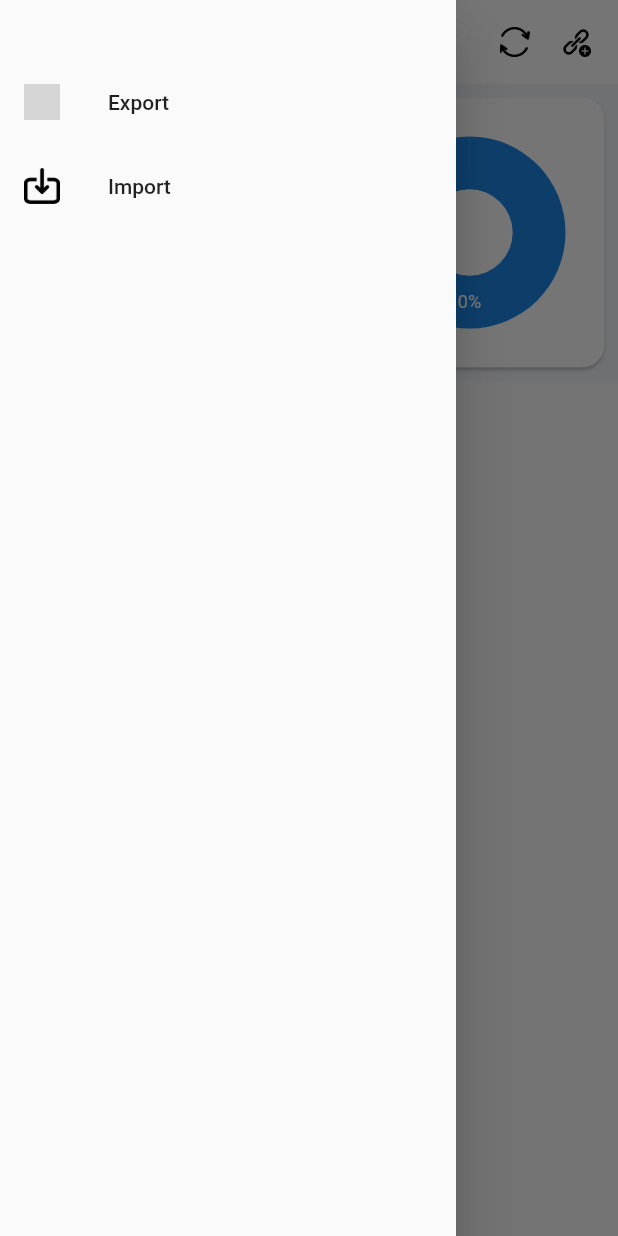
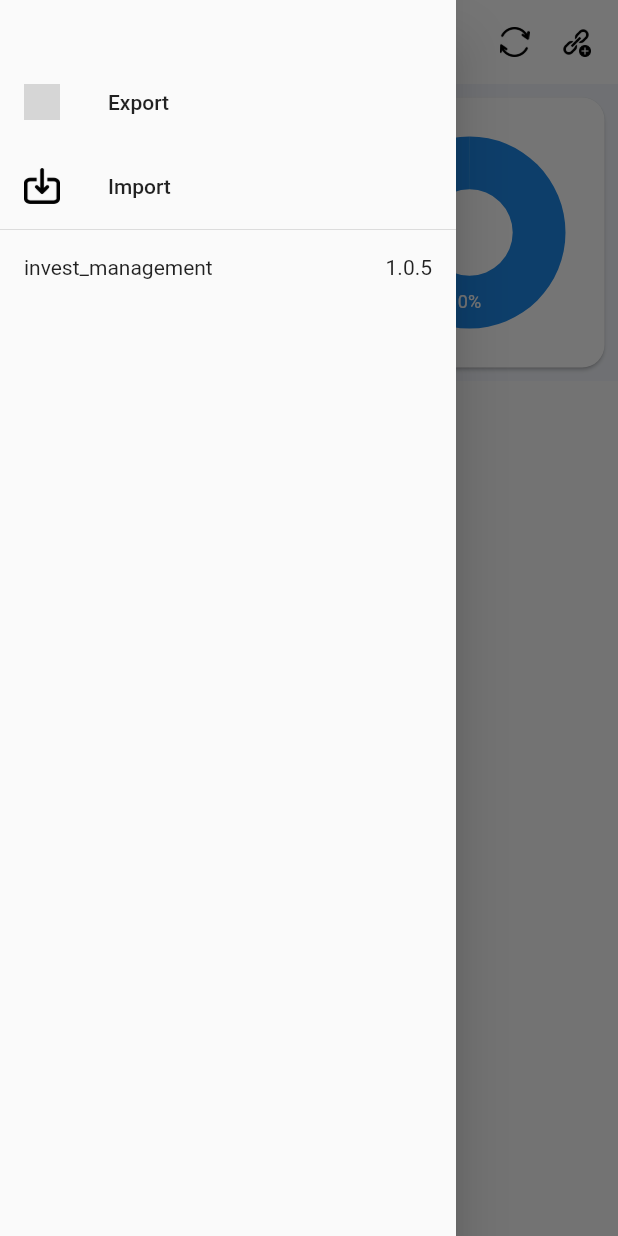
Before and after one commit to ddthanh198/invest-management, a Flutter app: the screen it shows after launch, with the side drawer open, on a phone screen of 412 x 824 dp. Run offline on Flutter 3.47's test engine with Material 2 defaults, Android fonts, the light colour scheme and no system bars; our stand-ins replace bloc, floor, flutter_bloc, flutter_colorpicker, hexcolor, package_info and 3 more; missing offline and left inert: custom_pop_up_menu; accounts and stored records are empty; generated files the repository leaves out were written again; grey boxes are pictures that could not be loaded.

Commit message:
show app name and version app

```diff
--- a/lib/main.dart
+++ b/lib/main.dart
@@ -8,6 +8,7 @@ import 'package:invest_management/repositories/asset_repository.dart';
 import 'package:bloc/bloc.dart';
 import 'package:invest_management/ui/home/home_bloc.dart';
 import 'package:invest_management/ui/home/home_screen.dart';
+import 'package:package_info/package_info.dart';
 import 'ui/home/home_event.dart';
 
 
@@ -22,14 +23,18 @@ Future<void> main() async {
   AssetDatabase? assetDb = await $FloorAssetDatabase.databaseBuilder('asset_database.db').addMigrations([migration1to2]).build();
   AssetDao assetDao = assetDb.assetDao;
   AssetRepository _repository = AssetRepository(assetDao: assetDao);
-  runApp(MyApp(assetDatabase: assetDb, repository: _repository));
+
+  PackageInfo packageInfo = await PackageInfo.fromPlatform();
+
+  runApp(MyApp(assetDatabase: assetDb, repository: _repository, packageInfo: packageInfo));
 }
 
 class MyApp extends StatelessWidget {
 
   final AssetDatabase? assetDatabase;
   final AssetRepository repository;
-  const MyApp({@required this.assetDatabase, required this.repository});
+  final PackageInfo packageInfo;
+  const MyApp({required this.assetDatabase, required this.repository, required this.packageInfo});
 
   @override
   Widget build(BuildContext context) {
@@ -40,7 +45,7 @@ class MyApp extends StatelessWidget {
           theme: ThemeData(
             primarySwatch: Colors.blue,
           ),
-          home: HomeScreen(repository: repository)
+          home: HomeScreen(repository: repository, packageInfo: packageInfo,)
       ),
     );
   }
--- a/lib/ui/home/drawer.dart
+++ b/lib/ui/home/drawer.dart
@@ -1,19 +1,24 @@
 import 'package:flutter/cupertino.dart';
 import 'package:flutter/material.dart';
 import 'package:invest_management/utils/ResourceUtils.dart';
+import 'package:package_info/package_info.dart';
 
+// ignore: must_be_immutable
 class DrawerMenuWidget extends StatelessWidget {
    final Function? actionClickExport;
    final Function? actionClickImport;
+   final PackageInfo? packageInfo;
 
    DrawerMenuWidget({
     Key? key,
     this.actionClickExport,
-    this.actionClickImport
+    this.actionClickImport,
+    this.packageInfo
   }) : super(key: key);
 
   @override
   Widget build(BuildContext context) {
+    print("DrawerMenuWidget : build : ");
     return Drawer(
       child: Container(
         margin: EdgeInsets.only(top: 40),
@@ -47,6 +52,21 @@ class DrawerMenuWidget extends StatelessWidget {
                 ),
                 title: Text("Import"),
               ),
+            ),
+            if(packageInfo != null) Column(
+              children: [
+                Divider(height: 2),
+                Container(
+                  margin: EdgeInsets.all(16),
+                  child: Row(
+                    mainAxisAlignment: MainAxisAlignment.spaceBetween,
+                    children: [
+                      Text(packageInfo?.appName ?? ""),
+                      Text(packageInfo?.version ?? "")
+                    ],
+                  ),
+                ),
+              ],
             )
           ],
         ),
--- a/lib/ui/home/home_screen.dart
+++ b/lib/ui/home/home_screen.dart
@@ -25,11 +25,13 @@ import 'package:invest_management/utils/enum/add_asset_screen_type.dart';
 import 'package:invest_management/utils/enum/add_category_screen_type.dart';
 import 'package:invest_management/utils/enum/menu_item_type.dart';
 import 'package:invest_management/utils/extension/number_extension.dart';
+import 'package:package_info/package_info.dart';
 import 'package:syncfusion_flutter_charts/charts.dart';
 
 class HomeScreen extends StatefulWidget {
   final AssetRepository? repository;
-  const HomeScreen({@required this.repository});
+  final PackageInfo packageInfo;
+  const HomeScreen({required this.repository, required this.packageInfo});
 
   @override
   State<StatefulWidget> createState() => _HomeScreenState();
@@ -53,6 +55,7 @@ class _HomeScreenState extends State<HomeScreen> {
         actionClickImport: () {
           BlocProvider.of<HomeBloc>(context).add(GetExportedFileEvent());
         },
+        packageInfo: widget.packageInfo,
       ),
       appBar: AppBar(
         elevation: 0,
--- a/pubspec.yaml
+++ b/pubspec.yaml
@@ -15,7 +15,7 @@ publish_to: 'none' # Remove this line if you wish to publish to pub.dev
 # In iOS, build-name is used as CFBundleShortVersionString while build-number used as CFBundleVersion.
 # Read more about iOS versioning at
 # https://developer.apple.com/library/archive/documentation/General/Reference/InfoPlistKeyReference/Articles/CoreFoundationKeys.html
-version: 1.0.3+4
+version: 1.0.5+5
 
 environment:
   sdk: '>=2.12.0 <3.0.0'
@@ -37,6 +37,7 @@ dependencies:
   path_provider: ^2.0.2
   permission_handler: ^8.0.0+2
   json_annotation: ^4.0.1
+  package_info: ^2.0.2
   firebase_core:
   firebase_crashlytics:
   firebase_analytics:
```
Also changed, not shown: pubspec.lock, 1 other file.
